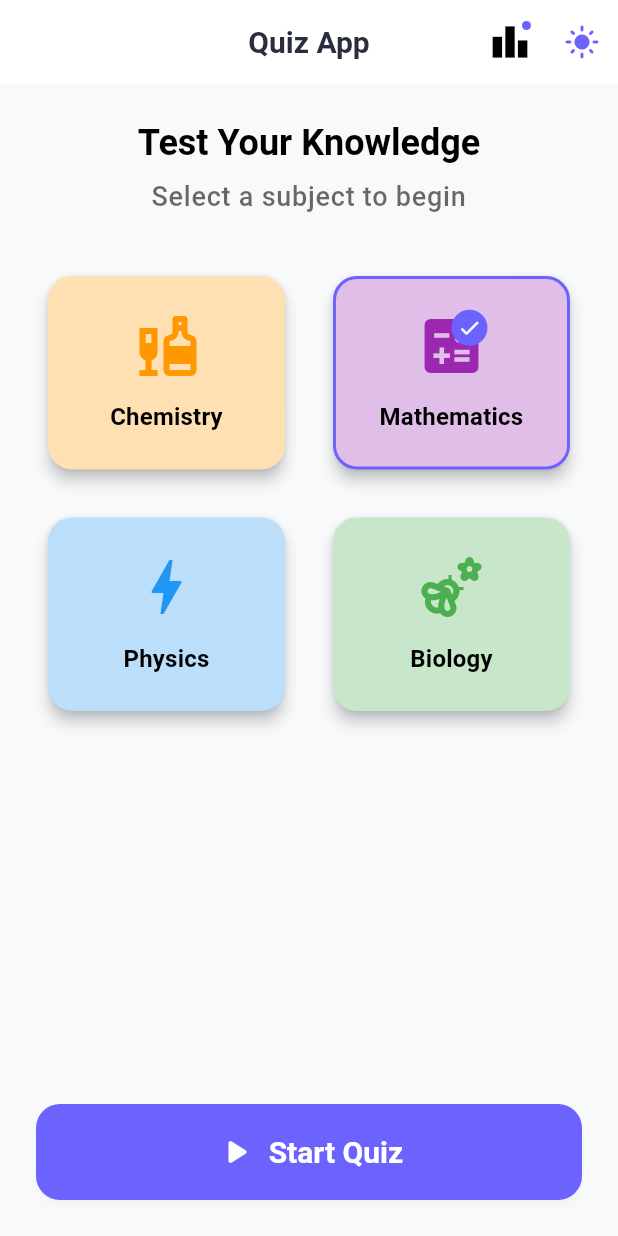
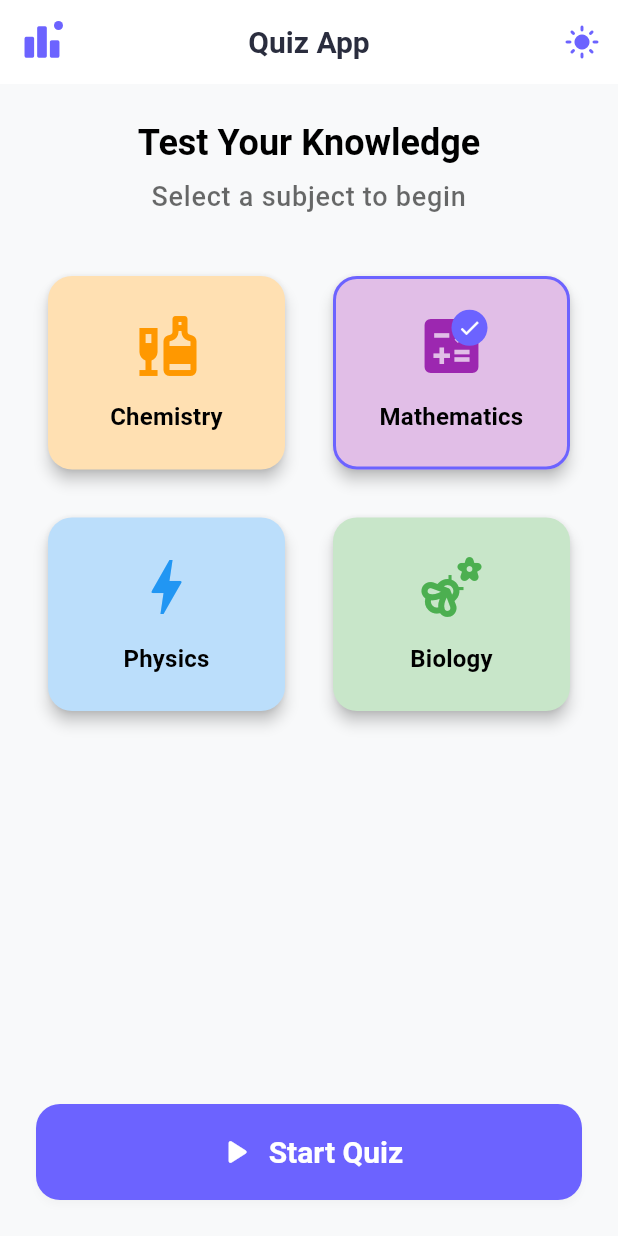
Before and after one commit to kh1amirhamza/latexquiz_rubizcode, a Flutter app: the screen it shows after launch, on a phone screen of 412 x 824 dp. Run offline on Flutter 3.47's test engine with Material 3 defaults, Android fonts, the phone set to English and light mode, and no system bars; drawn by our look-alikes of oktoast; our stand-ins replace flutter_easyloading, flutter_hooks, flutter_riverpod, font_awesome_flutter, freezed_annotation, gap and 5 more; missing offline and left inert: flutter_math_fork, flutter_tex; accounts and stored records are empty.

Commit message:
🖼️~ feat(ss): add screenshots

```diff
--- a/lib/features/home/presentation/screens/home_screen.dart
+++ b/lib/features/home/presentation/screens/home_screen.dart
@@ -125,9 +125,7 @@ class _HomeScreenState extends ConsumerState<HomeScreen> {
       appBar: AppBar(
         title: Text("Quiz App", style: textTheme.titleLarge),
         centerTitle: true,
-        actions: [
-          // Leaderboard button
-          IconButton(
+        leading: IconButton(
             tooltip: "Leaderboard",
             onPressed: () {
               ref
@@ -138,12 +136,14 @@ class _HomeScreenState extends ConsumerState<HomeScreen> {
             icon: Badge(
               backgroundColor: colorScheme.primary,
               child: Icon(
-                Icons.leaderboard,
-                color: colorScheme.onSurface,
+                Icons.leaderboard_rounded,
+                color: colorScheme.primary,
                 size: 28,
               ),
             ),
           ),
+        actions: [
+
 
           // Theme toggle
           const ThemeToggleButton(),
```
Also changed, not shown: lib/features/quiz_flow/presentation/screens/quiz_flow_screen.dart (+22 -11 lines), 5 other files.
